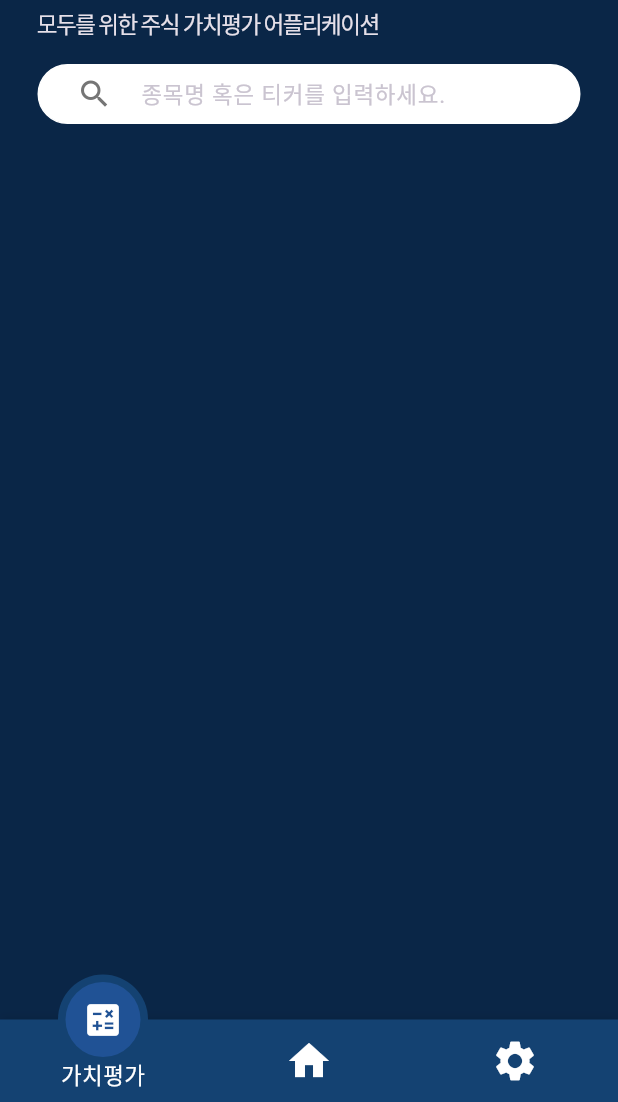
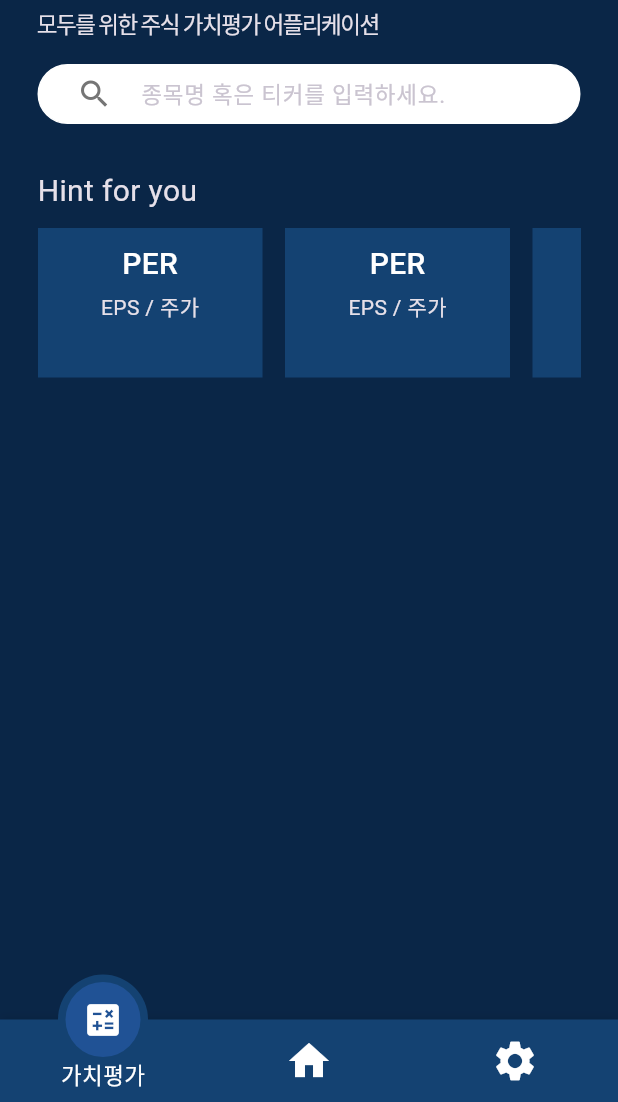
Before and after one commit to opop4615/everybody, a Flutter app: the screen it shows after launch, on a phone screen of 412 x 824 dp, the part 134-1236 px from its top. Run offline on Flutter 3.47's test engine with Material 2 defaults, Android fonts, the phone set to English and light mode, and no system bars; drawn by our look-alikes of flutter_typeahead, motion_tab_bar_v2; our stand-ins replace firebase_core, get; accounts and stored records are empty; Roboto replaces fonts that are missing (nanum).

Commit message:
hint card base

```diff
--- a/lib/screen/valuation.dart
+++ b/lib/screen/valuation.dart
@@ -1,5 +1,6 @@
 import 'package:everyvaluation/firebase_options.dart';
 import 'package:everyvaluation/model/ticker.dart';
+import 'package:everyvaluation/util/hintcard.dart';
 import 'package:flutter/material.dart';
 import 'package:flutter_typeahead/flutter_typeahead.dart';
 
@@ -80,7 +81,7 @@ class _ValuationScreenState extends State<ValuationScreen> {
                     child: TypeAheadField(
                       textFieldConfiguration: TextFieldConfiguration(
                         autofocus: false,
-                        controller: this._typeAheadController,
+                        controller: _typeAheadController,
                         style: TextStyle(fontSize: 15, color: Colors.black),
                         decoration: InputDecoration(
                             enabledBorder: OutlineInputBorder(
@@ -111,7 +112,7 @@ class _ValuationScreenState extends State<ValuationScreen> {
                         );
                       },
                       onSuggestionSelected: (Map<String, String> suggestion) {
-                        this._typeAheadController.text = suggestion['Name']!;
+                        _typeAheadController.text = suggestion['Name']!;
                         // your implementation here
                       },
                       noItemsFoundBuilder: (value) {
@@ -127,6 +128,34 @@ class _ValuationScreenState extends State<ValuationScreen> {
                   ),
                 ],
               ),
+            ),
+            SizedBox(
+              height: 30,
+            ),
+            Row(
+              mainAxisAlignment: MainAxisAlignment.start,
+              children: [
+                Text(
+                  'Hint for you',
+                  style: TextStyle(fontSize: 20),
+                ),
+              ],
+            ),
+            SizedBox(
+              height: 10,
+            ),
+            Container(
+              height: 100,
+              child: ListView.builder(
+                itemCount: 4,
+                scrollDirection: Axis.horizontal,
+                itemBuilder: (context, index) {
+                  return HintCard(
+                    valuationName: 'PER',
+                    hintText: 'EPS / 주가',
+                  ); //여기에 밸류에이션 방법 설명 넣기
+                },
+              ),
             )
           ],
         ),
--- /dev/null
+++ b/lib/util/hintcard.dart
@@ -0,0 +1,44 @@
+import 'package:flutter/material.dart';
+
+class HintCard extends StatelessWidget {
+  final String valuationName;
+  final String hintText;
+
+  HintCard({
+    required this.valuationName,
+    required this.hintText,
+  });
+
+  @override
+  Widget build(BuildContext context) {
+    return Padding(
+      padding: const EdgeInsets.only(right: 15.0),
+      child: Container(
+        width: 150,
+        decoration: BoxDecoration(color: Color.fromARGB(255, 20, 66, 114)),
+        child: Column(
+          children: [
+            Padding(
+              padding: const EdgeInsets.all(10.0),
+              child: Column(
+                children: [
+                  Text(
+                    this.valuationName,
+                    style: TextStyle(
+                        color: Colors.white,
+                        fontWeight: FontWeight.w500,
+                        fontSize: 20),
+                  ),
+                  SizedBox(
+                    height: 3,
+                  ),
+                  Text(this.hintText)
+                ],
+              ),
+            )
+          ],
+        ),
+      ),
+    );
+  }
+}
```
